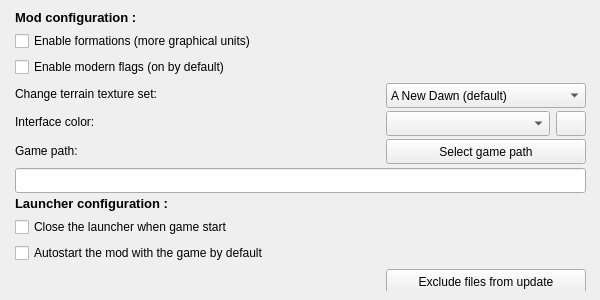
Before: the Qt Designer form checker/w_options.ui in dbkblk/rand_launcher, drawn with Qt 5.
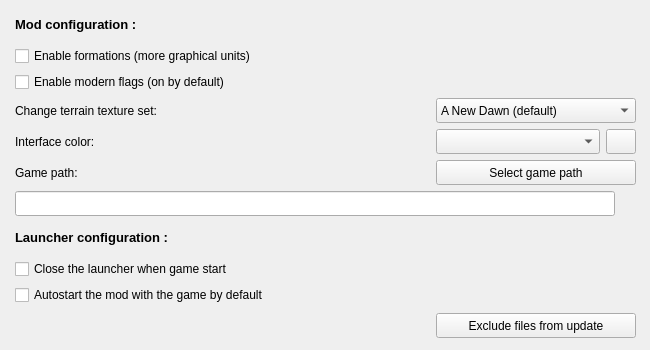
After: the same form once the commit is applied.

What changed in the file:
```diff
--- a/checker/w_options.ui
+++ b/checker/w_options.ui
@@ -9,8 +9,8 @@
    <rect>
     <x>0</x>
     <y>0</y>
-    <width>600</width>
-    <height>300</height>
+    <width>650</width>
+    <height>350</height>
    </rect>
   </property>
   <property name="sizePolicy">
@@ -21,14 +21,14 @@
   </property>
   <property name="minimumSize">
    <size>
-    <width>600</width>
-    <height>300</height>
+    <width>650</width>
+    <height>350</height>
    </size>
   </property>
   <property name="maximumSize">
    <size>
-    <width>600</width>
-    <height>300</height>
+    <width>650</width>
+    <height>350</height>
    </size>
   </property>
   <property name="focusPolicy">
@@ -45,8 +45,8 @@
     <rect>
      <x>10</x>
      <y>10</y>
-     <width>581</width>
-     <height>281</height>
+     <width>631</width>
+     <height>331</height>
     </rect>
    </property>
    <layout class="QVBoxLayout" name="verticalLayout_4">
```
